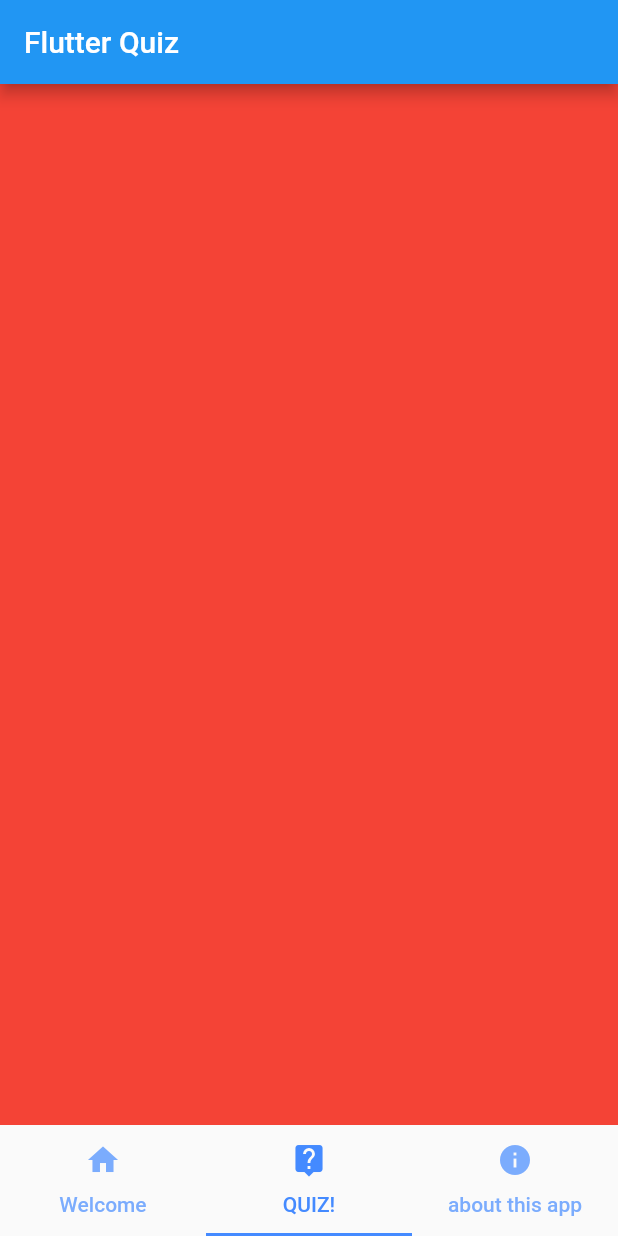
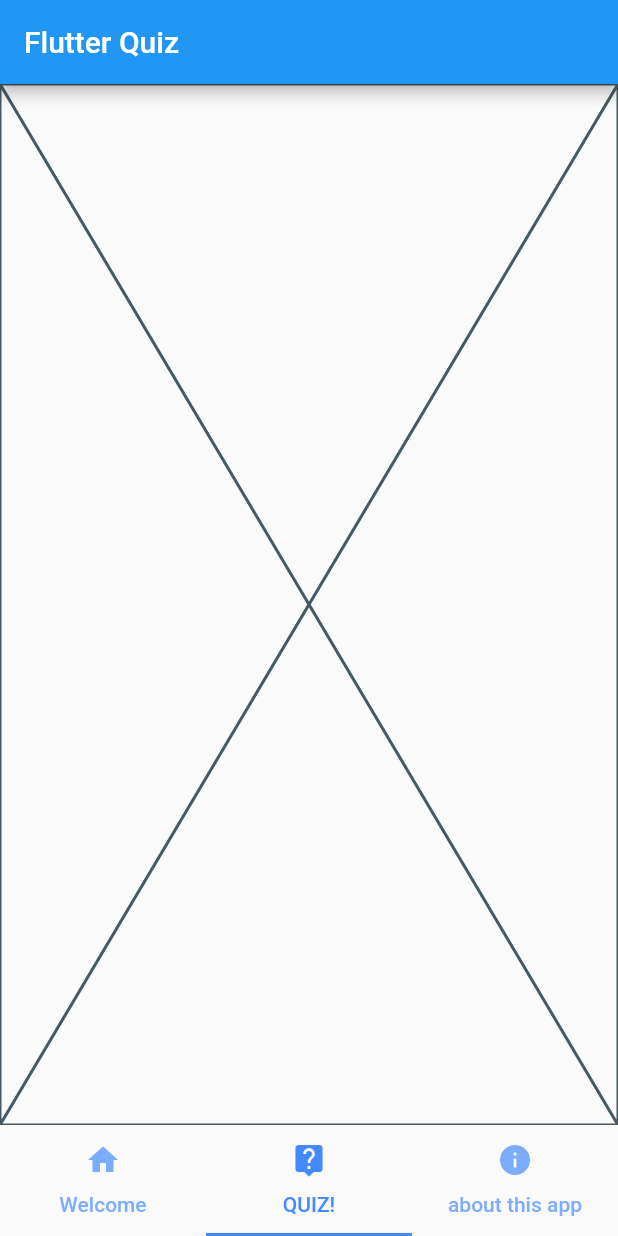
Before and after one commit to galileo-academy-wmiw/Quiz_App_Leaf, a Flutter app: the screen it shows after launch, item 2 of the bottom bar chosen, on a phone screen of 412 x 824 dp. Run offline on Flutter 3.47's test engine with Material 2 defaults, Android fonts, the light colour scheme and no system bars.

Commit message:
chapter 5.4: made the quiz structure

```diff
--- a/lib/quiz.dart
+++ b/lib/quiz.dart
@@ -2,11 +2,28 @@ import 'package:flutter/material.dart';
 
 import 'package:quiz_app/library.dart' as lib;
 
-class Quiz extends StatelessWidget {
+import 'quizparts/quizQuestion.dart';
+import 'quizparts/quizResult.dart';
+
+class Quiz extends StatefulWidget {
+
   const Quiz({Key? key}) : super(key: key);
 
   @override
+  State<Quiz> createState() => _QuizState();
+}
+
+class _QuizState extends State<Quiz> {
+  int questionNumber = 0;
+  int score = 0;
+  int totalQuestions = 1;
+
+  @override
   Widget build(BuildContext context) {
-    return Container(color: Colors.red,);
+    if (questionNumber >= totalQuestions){
+      return QuizResult();
+    }else{
+      return QuizQuestion();
+    }
   }
 }
--- /dev/null
+++ b/lib/quizparts/quizQuestion.dart
@@ -0,0 +1,14 @@
+import 'package:flutter/material.dart';
+
+import 'package:quiz_app/library.dart' as lib;
+
+import 'answerbutton.dart';
+
+class QuizQuestion extends StatelessWidget {
+  const QuizQuestion({Key? key}) : super(key: key);
+
+  @override
+  Widget build(BuildContext context) {
+    return const Placeholder();
+  }
+}
```
Also changed, not shown: lib/quizparts/answerbutton.dart (added, +12 -0 lines), lib/quizparts/quizResult.dart (added, +12 -0 lines).
